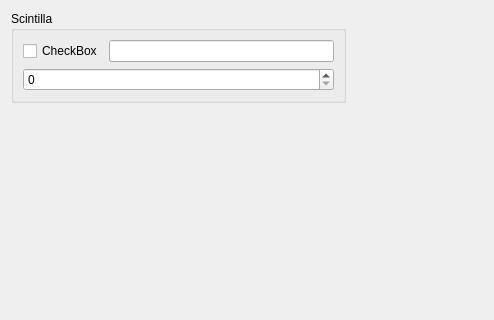
Above: src/settings/PageScintilla.ui from marcinmagier/wolverine before the change; both pictures show x 0 to 494 and y 0 to 320 of the 692 by 501 pixel window. Below: the same form after it.
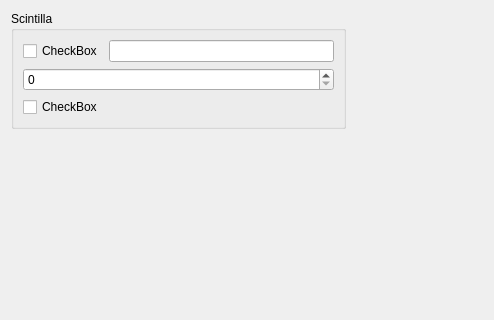
That is the form after the change.

What changed in the file:
```diff
--- a/src/settings/PageScintilla.ui
+++ b/src/settings/PageScintilla.ui
@@ -45,6 +45,13 @@
         <item>
          <widget class="QSpinBox" name="spinBox"/>
         </item>
+        <item>
+         <widget class="QCheckBox" name="checkBox_2">
+          <property name="text">
+           <string>CheckBox</string>
+          </property>
+         </widget>
+        </item>
        </layout>
       </widget>
      </item>
```
